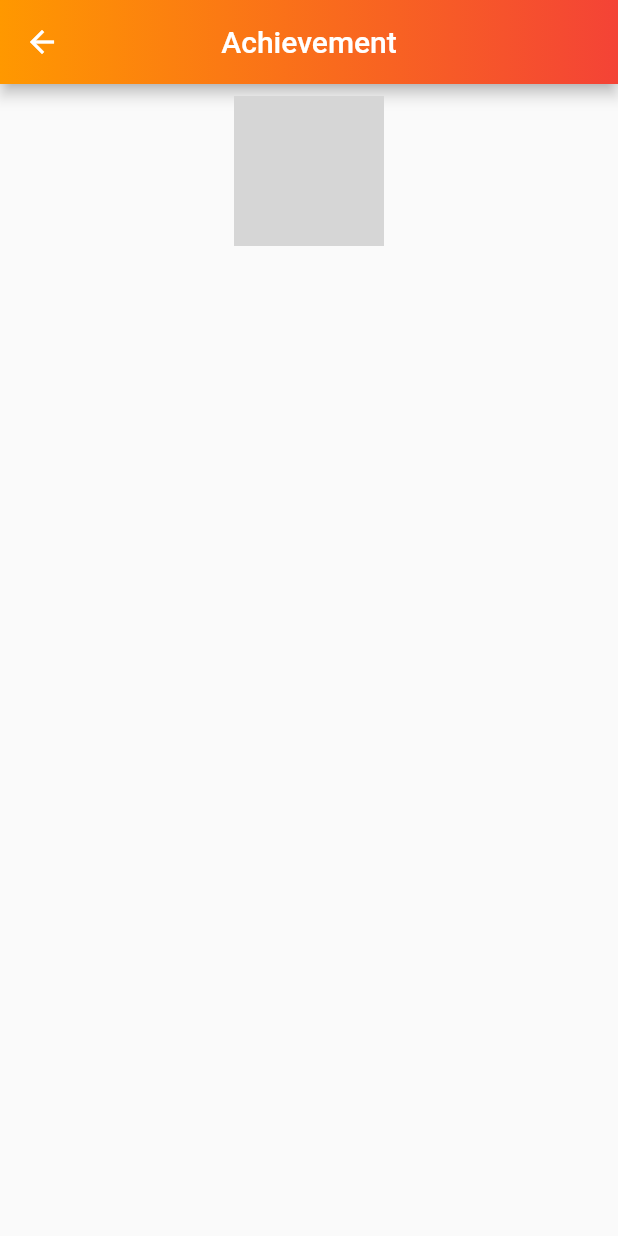
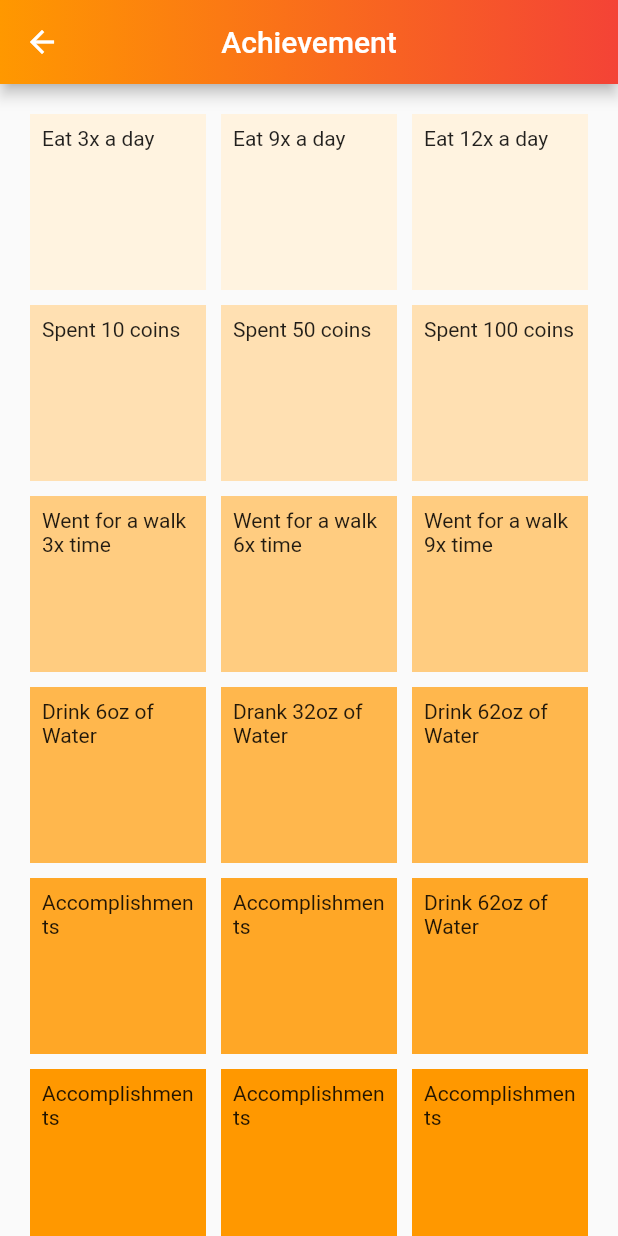
Before and after one commit to uco-capstone/capstone, a Flutter app: the AchievementScreen screen opened by its route, on a phone screen of 412 x 824 dp. Run offline on Flutter 3.47's test engine with Material 2 defaults, Android fonts, the phone set to English and light mode, and no system bars; our stand-ins replace cloud_firestore, firebase_auth, firebase_core; missing offline and left inert: achievement_view, chart_components; accounts and stored records are empty; grey boxes are pictures that could not be loaded.

Commit message:
screen UI setup finished.

```diff
--- a/lib/viewpage/achievement_screen.dart
+++ b/lib/viewpage/achievement_screen.dart
@@ -37,25 +37,155 @@ class _AchievementScreenState extends State<AchievementScreen> {
           ),
         ),
       ),
-      body: Padding(
-        padding: const EdgeInsets.all(8.0),
-        child: Row(
-          mainAxisAlignment: MainAxisAlignment.center,
-          children: [
-            Container(
-              height: 100.0,
-              width: 100.0,
-              decoration: BoxDecoration(
-                shape: BoxShape.circle,
-                border: Border.all(color: Colors.red),
-                image: const DecorationImage(
-                  image: AssetImage('images/crown.png'),
-                ),
-              ),
-            ),
-          ],
-        ),
+      body:
+          // Padding(
+          //   padding: const EdgeInsets.all(8.0),
+          //   child: Row(
+          //     mainAxisAlignment: MainAxisAlignment.center,
+          //     children: [
+          //       Container(
+          //         height: 100.0,
+          //         width: 100.0,
+          //         decoration: BoxDecoration(
+          //           shape: BoxShape.circle,
+          //           border: Border.all(color: Colors.red),
+          //           image: const DecorationImage(
+          //             image: AssetImage('images/crown.png'),
+          //           ),
+          //         ),
+          //       ),
+          GridView.count(
+        primary: false,
+        padding: const EdgeInsets.all(20),
+        crossAxisSpacing: 10,
+        mainAxisSpacing: 10,
+        crossAxisCount: 3,
+        children: <Widget>[
+          Container(
+            padding: const EdgeInsets.all(8),
+            color: Colors.orange[50],
+            child: const Text("Eat 3x a day"),
+          ),
+          Container(
+            padding: const EdgeInsets.all(8),
+            color: Colors.orange[50],
+            child: const Text('Eat 9x a day'),
+          ),
+          Container(
+            padding: const EdgeInsets.all(8),
+            color: Colors.orange[50],
+            child: const Text("Eat 12x a day"),
+          ),
+          Container(
+            padding: const EdgeInsets.all(8),
+            color: Colors.orange[100],
+            child: const Text('Spent 10 coins'),
+          ),
+          Container(
+            padding: const EdgeInsets.all(8),
+            color: Colors.orange[100],
+            child: const Text('Spent 50 coins'),
+          ),
+          Container(
+            padding: const EdgeInsets.all(8),
+            color: Colors.orange[100],
+            child: const Text('Spent 100 coins'),
+          ),
+          Container(
+            padding: const EdgeInsets.all(8),
+            color: Colors.orange[200],
+            child: const Text('Went for a walk 3x time'),
+          ),
+          Container(
+            padding: const EdgeInsets.all(8),
+            color: Colors.orange[200],
+            child: const Text('Went for a walk 6x time'),
+          ),
+          Container(
+            padding: const EdgeInsets.all(8),
+            color: Colors.orange[200],
+            child: const Text('Went for a walk 9x time'),
+          ),
+          Container(
+            padding: const EdgeInsets.all(8),
+            color: Colors.orange[300],
+            child: const Text('Drink 6oz of Water'),
+          ),
+          Container(
+            padding: const EdgeInsets.all(8),
+            color: Colors.orange[300],
+            child: const Text('Drank 32oz of Water'),
+          ),
+          Container(
+            padding: const EdgeInsets.all(8),
+            color: Colors.orange[300],
+            child: const Text('Drink 62oz of Water'),
+          ),
+          Container(
+            padding: const EdgeInsets.all(8),
+            color: Colors.orange[400],
+            child: const Text('Accomplishments'),
+          ),
+          Container(
+            padding: const EdgeInsets.all(8),
+            color: Colors.orange[400],
+            child: const Text('Accomplishments'),
+          ),
+          Container(
+            padding: const EdgeInsets.all(8),
+            color: Colors.orange[400],
+            child: const Text('Drink 62oz of Water'),
+          ),
+          Container(
+            padding: const EdgeInsets.all(8),
+            color: Colors.orange[500],
+            child: const Text('Accomplishments'),
+          ),
+          Container(
+            padding: const EdgeInsets.all(8),
+            color: Colors.orange[500],
+            child: const Text('Accomplishments'),
+          ),
+          Container(
+            padding: const EdgeInsets.all(8),
+            color: Colors.orange[500],
+            child: const Text('Accomplishments'),
+          ),
+          Container(
+            padding: const EdgeInsets.all(8),
+            color: Colors.orange[600],
+            child: const Text('Accomplishments'),
+          ),
+          Container(
+            padding: const EdgeInsets.all(8),
+            color: Colors.orange[600],
+            child: const Text('Accomplishments'),
+          ),
+          Container(
+            padding: const EdgeInsets.all(8),
+            color: Colors.orange[600],
+            child: const Text('Accomplishments'),
+          ),
+          Container(
+            padding: const EdgeInsets.all(8),
+            color: Colors.orange[800],
+            child: const Text('Accomplishments'),
+          ),
+          Container(
+            padding: const EdgeInsets.all(8),
+            color: Colors.orange[800],
+            child: const Text('Accomplishments'),
+          ),
+          Container(
+            padding: const EdgeInsets.all(8),
+            color: Colors.orange[800],
+            child: const Text('Accomplishments'),
+          ),
+        ],
       ),
+      // ],
+      // ),
+      // ),
     );
   }
 }
```
